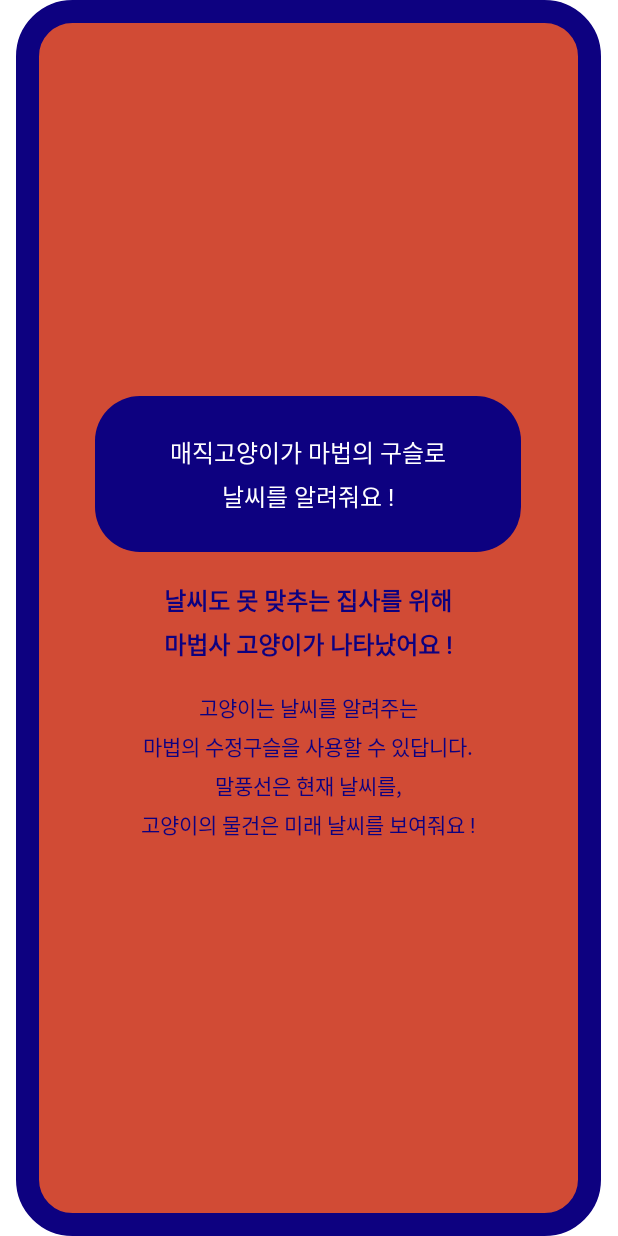
After one commit to gyulchyoung/weather_app, an Android app: the layout dialog_help.xml on its own in the app's theme, with its tools: preview values and no code run, on a phone screen of 412 x 824 dp. The commit adds this screen. Run offline under Robolectric (Android 15) with nearby library versions, the phone set to English and light mode, and no system bars.

Commit message:
Update resources
add app font, color and some strings for help dialog

```diff
--- /dev/null
+++ b/app/src/main/res/font/app_font.xml
@@ -0,0 +1,15 @@
+<?xml version="1.0" encoding="utf-8"?>
+<font-family xmlns:android="http://schemas.android.com/apk/res/android"
+    xmlns:app="http://schemas.android.com/apk/res-auto"
+    xmlns:tools="http://schemas.android.com/tools"
+    tools:ignore="UnusedAttribute,ResourceCycle">
+
+    <font
+        android:font="@font/neo_dgm"
+        android:fontStyle="normal"
+        android:fontWeight="500"
+        app:font="@font/neo_dgm"
+        app:fontStyle="normal"
+        app:fontWeight="500" />
+
+</font-family>
--- /dev/null
+++ b/app/src/main/res/layout/dialog_help.xml
@@ -0,0 +1,66 @@
+<?xml version="1.0" encoding="utf-8"?>
+<LinearLayout
+    xmlns:android="http://schemas.android.com/apk/res/android"
+    android:layout_width="match_parent"
+    android:layout_height="match_parent"
+    android:background="@color/transparent"
+    android:gravity="center"
+    android:orientation="vertical">
+
+    <LinearLayout
+    android:layout_width="390dp"
+    android:layout_height="match_parent"
+    android:paddingTop="40dp"
+    android:paddingBottom="40dp"
+    android:paddingStart="20dp"
+    android:paddingEnd="20dp"
+    android:background="@drawable/help_dialog_background"
+    android:gravity="center"
+    android:orientation="vertical">
+
+        <TextView
+            android:id="@+id/title"
+            android:layout_width="wrap_content"
+            android:layout_height="wrap_content"
+            android:paddingTop="25dp"
+            android:paddingBottom="25dp"
+            android:paddingStart="50dp"
+            android:paddingEnd="50dp"
+            style="@style/DialogText"
+            android:background="@drawable/help_dialog_title"
+            android:textColor="@color/white"
+            android:textSize="16sp"
+            android:text="@string/dialog_title" />
+
+        <TextView
+            android:id="@+id/first_content"
+            android:layout_width="wrap_content"
+            android:layout_height="wrap_content"
+            android:layout_marginTop="20dp"
+            style="@style/DialogText"
+            android:background="@color/transparent"
+            android:textStyle="bold"
+            android:textSize="16sp"
+            android:text="@string/dialog_first" />
+
+        <TextView
+            android:id="@+id/second_content"
+            android:layout_width="wrap_content"
+            android:layout_height="wrap_content"
+            android:layout_marginTop="20dp"
+            style="@style/DialogText"
+            android:background="@color/transparent"
+            android:textSize="14sp"
+            android:text="@string/dialog_second" />
+
+        <TextView
+            android:id="@+id/third_content"
+            android:layout_width="wrap_content"
+            android:layout_height="wrap_content"
+            android:layout_marginTop="5dp"
+            style="@style/DialogText"
+            android:background="@color/transparent"
+            android:textSize="14sp"
+            android:text="@string/dialog_third" />
+    </LinearLayout>
+</LinearLayout>
--- a/app/src/main/res/values/colors.xml
+++ b/app/src/main/res/values/colors.xml
@@ -1,5 +1,6 @@
 <?xml version="1.0" encoding="utf-8"?>
 <resources>
+    <color name="transparent">#00FFFFFF</color>
     <color name="purple_200">#FFBB86FC</color>
     <color name="purple_500">#FF6200EE</color>
     <color name="purple_700">#FF3700B3</color>
--- a/app/src/main/res/values/strings.xml
+++ b/app/src/main/res/values/strings.xml
@@ -14,4 +14,9 @@
     <string name="temperature">temperature</string>
     <string name="rain_rate">rain_rate</string>
 
+    <string name="dialog_title">매직고양이가 마법의 구슬로\n날씨를 알려줘요 !</string>
+    <string name="dialog_first">날씨도 못 맞추는 집사를 위해\n마법사 고양이가 나타났어요 !</string>
+    <string name="dialog_second">고양이는 날씨를 알려주는\n마법의 수정구슬을 사용할 수 있답니다.</string>
+    <string name="dialog_third">말풍선은 현재 날씨를,\n고양이의 물건은 미래 날씨를 보여줘요 !</string>
+
 </resources>
--- /dev/null
+++ b/app/src/main/res/values/styles.xml
@@ -0,0 +1,13 @@
+<?xml version="1.0" encoding="utf-8"?>
+<resources>
+
+    <style name="DialogText" parent="android:TextAppearance">
+        <item name="android:gravity">center</item>
+        <item name="android:lineSpacingExtra">5dp</item>
+        <item name="android:textStyle">normal</item>
+        <item name="android:textColor">@color/navy</item>
+        <item name="android:fontFamily">@font/neo_dgm</item>
+        <item name="android:includeFontPadding">false</item>
+    </style>
+
+</resources>
```
Also changed, not shown: 1 other file.
